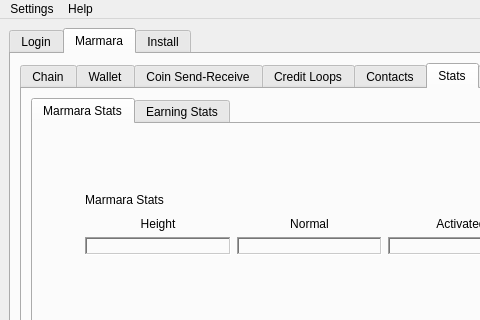
First picture: the form in src/main/python/qtguidesign.ui, repository sqcndev/Squishy-connector, before the edit; both pictures show x 0 to 480 and y 0 to 320 of the 960 by 720 pixel window.
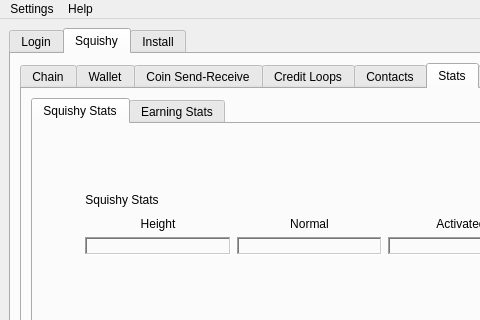
Second picture: the form after the edit. The open tabs and pages were chosen to show the change.

Patch:
```diff
--- a/src/main/python/qtguidesign.ui
+++ b/src/main/python/qtguidesign.ui
@@ -768,7 +768,7 @@
       </widget>
       <widget class="QWidget" name="squishy_tab">
        <attribute name="title">
-        <string>Marmara</string>
+        <string>Squishy</string>
        </attribute>
        <layout class="QGridLayout" name="gridLayout_8">
         <item row="0" column="0" rowspan="3">
@@ -5204,7 +5204,7 @@
               </property>
               <widget class="QWidget" name="amountstat_tab">
                <attribute name="title">
-                <string>Marmara Stats</string>
+                <string>Squishy Stats</string>
                </attribute>
                <layout class="QGridLayout" name="gridLayout_60">
                 <item row="1" column="1">
@@ -5426,7 +5426,7 @@
                     <item>
                      <widget class="QLabel" name="stats_label">
                       <property name="text">
-                       <string>Marmara Stats</string>
+                       <string>Squishy Stats</string>
                       </property>
                       <property name="alignment">
                        <set>Qt::AlignCenter</set>
```
Left out of the diff: 2 changed lines with no effect on the pictures.
